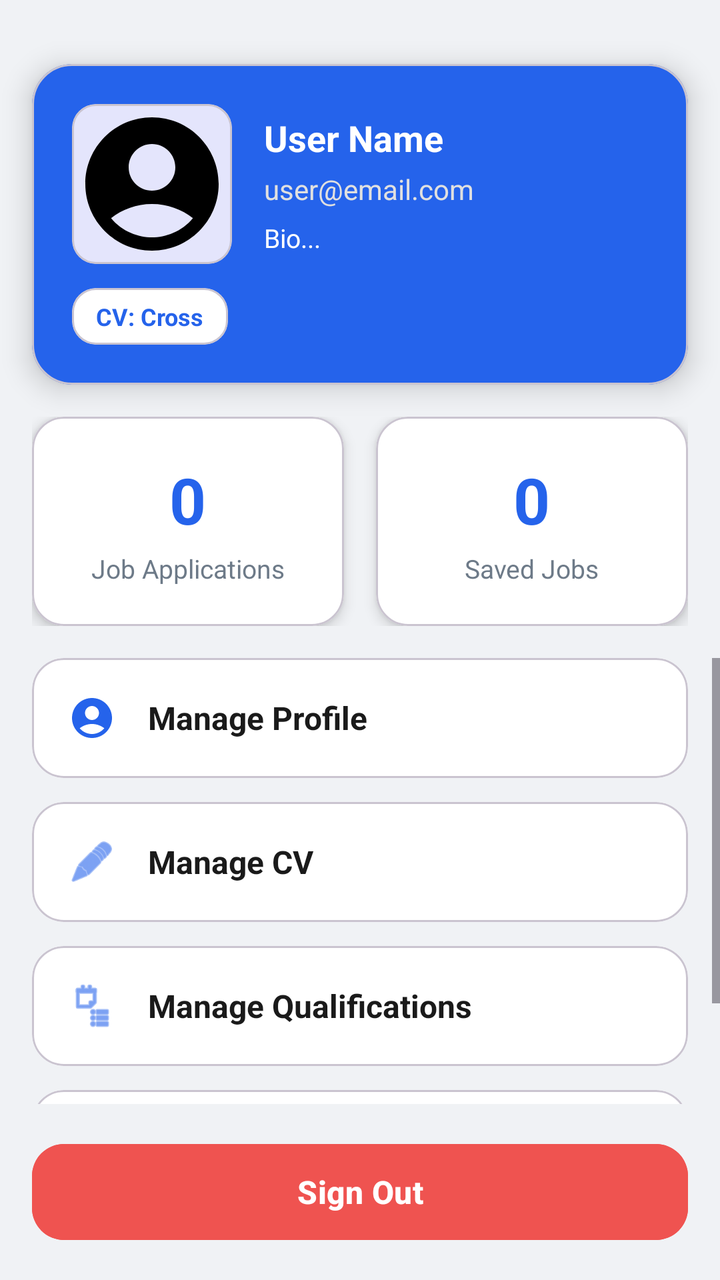
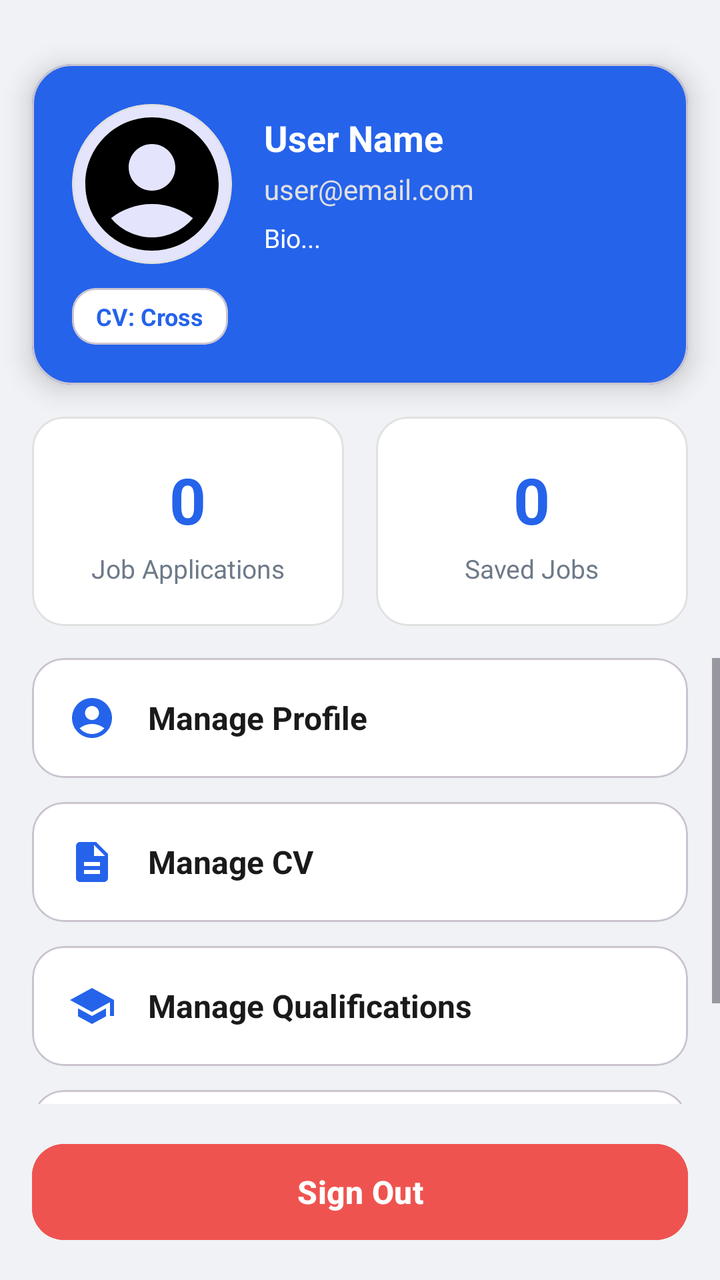

An Android layout rendered at two revisions. The XML below is the earlier revision; the diff shows what the commit changed to produce the second picture.
<!-- AndroidManifest.xml: application theme Theme.WorkWiseSA -->
<!-- res/layout/settings.xml -->
<?xml version="1.0" encoding="utf-8"?>
<androidx.constraintlayout.widget.ConstraintLayout
    xmlns:android="http://schemas.android.com/apk/res/android"
    xmlns:app="http://schemas.android.com/apk/res-auto"
    xmlns:tools="http://schemas.android.com/tools"
    android:layout_width="match_parent"
    android:layout_height="match_parent"
    android:background="#F0F2F5">

    <com.google.android.material.card.MaterialCardView
        android:id="@+id/profileCard"
        android:layout_width="0dp"
        android:layout_height="wrap_content"
        android:layout_marginStart="16dp"
        android:layout_marginEnd="16dp"
        android:layout_marginTop="32dp"
        android:backgroundTint="@color/colorPrimary"
        app:cardCornerRadius="20dp"
        app:cardElevation="8dp"
        app:layout_constraintTop_toTopOf="parent"
        app:layout_constraintStart_toStartOf="parent"
        app:layout_constraintEnd_toEndOf="parent">

        <androidx.constraintlayout.widget.ConstraintLayout
            android:layout_width="match_parent"
            android:layout_height="wrap_content"
            android:padding="20dp">

            <com.google.android.material.card.MaterialCardView
                android:id="@+id/profileImageCard"
                android:layout_width="80dp"
                android:layout_height="80dp"
                app:cardCornerRadius="12dp"
                app:cardElevation="0dp"
                app:layout_constraintTop_toTopOf="parent"
                app:layout_constraintStart_toStartOf="parent">

                <ImageView
                    android:id="@+id/profileImage"
                    android:layout_width="match_parent"
                    android:layout_height="match_parent"
                    android:scaleType="centerCrop"
                    android:src="@drawable/outlineaccountscircle24"
                    tools:ignore="ContentDescription" />
            </com.google.android.material.card.MaterialCardView>

            <LinearLayout
                android:id="@+id/profileInfo"
                android:layout_width="0dp"
                android:layout_height="wrap_content"
                android:orientation="vertical"
                android:layout_marginStart="16dp"
                app:layout_constraintTop_toTopOf="@id/profileImageCard"
                app:layout_constraintBottom_toBottomOf="@id/profileImageCard"
                app:layout_constraintStart_toEndOf="@id/profileImageCard"
                app:layout_constraintEnd_toEndOf="parent">

                <TextView
                    android:id="@+id/profileName"
                    android:layout_width="match_parent"
                    android:layout_height="wrap_content"
                    android:text="User Name"
                    android:textColor="#FFFFFF"
                    android:textSize="18sp"
                    android:textStyle="bold" />

                <TextView
                    android:id="@+id/profileEmail"
                    android:layout_width="match_parent"
                    android:layout_height="wrap_content"
                    android:layout_marginTop="4dp"
                    android:text="user@email.com"
                    android:textColor="#E0E0E0"
                    android:textSize="14sp" />

                <TextView
                    android:id="@+id/profileBio"
                    android:layout_width="match_parent"
                    android:layout_height="wrap_content"
                    android:layout_marginTop="6dp"
                    android:text="Bio..."
                    android:textColor="#FFFFFF"
                    android:textSize="13sp" />
            </LinearLayout>

            <com.google.android.material.card.MaterialCardView
                android:id="@+id/cvBadge"
                android:layout_width="wrap_content"
                android:layout_height="wrap_content"
                android:layout_marginTop="12dp"
                app:cardCornerRadius="12dp"
                app:cardElevation="0dp"
                android:backgroundTint="#FFFFFF"
                app:layout_constraintTop_toBottomOf="@id/profileImageCard"
                app:layout_constraintStart_toStartOf="parent">

                <TextView
                    android:id="@+id/cvBadgeText"
                    android:layout_width="wrap_content"
                    android:layout_height="wrap_content"
                    android:text="CV: Cross"
                    android:textColor="@color/colorPrimary"
                    android:textSize="12sp"
                    android:textStyle="bold"
                    android:paddingHorizontal="12dp"
                    android:paddingVertical="6dp" />
            </com.google.android.material.card.MaterialCardView>
        </androidx.constraintlayout.widget.ConstraintLayout>
    </com.google.android.material.card.MaterialCardView>

    <LinearLayout
        android:id="@+id/statsLayout"
        android:layout_width="0dp"
        android:layout_height="wrap_content"
        android:orientation="horizontal"
        android:layout_marginHorizontal="16dp"
        android:layout_marginTop="16dp"
        app:layout_constraintTop_toBottomOf="@id/profileCard"
        app:layout_constraintStart_toStartOf="parent"
        app:layout_constraintEnd_toEndOf="parent">

        <com.google.android.material.card.MaterialCardView
            android:layout_width="0dp"
            android:layout_height="wrap_content"
            android:layout_weight="1"
            android:layout_marginEnd="8dp"
            android:backgroundTint="#FFFFFF"
            app:cardCornerRadius="16dp"
            app:cardElevation="4dp">

            <LinearLayout
                android:layout_width="match_parent"
                android:layout_height="wrap_content"
                android:orientation="vertical"
                android:gravity="center"
                android:padding="20dp">

                <TextView
                    android:id="@+id/applicationsCount"
                    android:layout_width="wrap_content"
                    android:layout_height="wrap_content"
                    android:text="0"
                    android:textColor="@color/colorPrimary"
                    android:textSize="32sp"
                    android:textStyle="bold" />

                <TextView
                    android:layout_width="wrap_content"
                    android:layout_height="wrap_content"
                    android:layout_marginTop="4dp"
                    android:text="Job Applications"
                    android:textColor="#6D7A88"
                    android:textSize="13sp" />
            </LinearLayout>
        </com.google.android.material.card.MaterialCardView>

        <com.google.android.material.card.MaterialCardView
            android:layout_width="0dp"
            android:layout_height="wrap_content"
            android:layout_weight="1"
            android:layout_marginStart="8dp"
            android:backgroundTint="#FFFFFF"
            app:cardCornerRadius="16dp"
            app:cardElevation="4dp">

            <LinearLayout
                android:layout_width="match_parent"
                android:layout_height="wrap_content"
                android:orientation="vertical"
                android:gravity="center"
                android:padding="20dp">

                <TextView
                    android:id="@+id/savedJobsCount"
                    android:layout_width="wrap_content"
                    android:layout_height="wrap_content"
                    android:text="0"
                    android:textColor="@color/colorPrimary"
                    android:textSize="32sp"
                    android:textStyle="bold" />

                <TextView
                    android:layout_width="wrap_content"
                    android:layout_height="wrap_content"
                    android:layout_marginTop="4dp"
                    android:text="Saved Jobs"
                    android:textColor="#6D7A88"
                    android:textSize="13sp" />
            </LinearLayout>
        </com.google.android.material.card.MaterialCardView>
    </LinearLayout>

    <ScrollView
        android:id="@+id/menuScroll"
        android:layout_width="0dp"
        android:layout_height="0dp"
        android:layout_marginTop="16dp"
        app:layout_constraintTop_toBottomOf="@id/statsLayout"
        app:layout_constraintBottom_toTopOf="@id/signOutButton"
        app:layout_constraintStart_toStartOf="parent"
        app:layout_constraintEnd_toEndOf="parent"
        android:layout_marginBottom="16dp">

        <LinearLayout
            android:layout_width="match_parent"
            android:layout_height="wrap_content"
            android:orientation="vertical"
            android:paddingHorizontal="16dp">

            <com.google.android.material.card.MaterialCardView
                android:id="@+id/manageProfileCard"
                android:layout_width="match_parent"
                android:layout_height="wrap_content"
                android:layout_marginBottom="12dp"
                android:backgroundTint="#FFFFFF"
                app:cardCornerRadius="16dp"
                app:cardElevation="0dp"> <LinearLayout
                android:layout_width="match_parent"
                android:layout_height="wrap_content"
                android:orientation="horizontal"
                android:gravity="center_vertical"
                android:padding="18dp"
                android:background="?attr/selectableItemBackground">

                <ImageView
                    android:layout_width="24dp"
                    android:layout_height="24dp"
                    android:src="@drawable/outlineaccountscircle24"
                    app:tint="@color/colorPrimary"
                    tools:ignore="ContentDescription" />

                <TextView
                    android:layout_width="0dp"
                    android:layout_height="wrap_content"
                    android:layout_weight="1"
                    android:layout_marginStart="16dp"
                    android:text="Manage Profile"
                    android:textColor="#1A1A1A"
                    android:textSize="16sp"
                    android:textStyle="bold" />
            </LinearLayout>
            </com.google.android.material.card.MaterialCardView>

            <com.google.android.material.card.MaterialCardView
                android:id="@+id/manageCvCard"
                android:layout_width="match_parent"
                android:layout_height="wrap_content"
                android:layout_marginBottom="12dp"
                android:backgroundTint="#FFFFFF"
                app:cardCornerRadius="16dp"
                app:cardElevation="0dp"> <LinearLayout
                android:layout_width="match_parent"
                android:layout_height="wrap_content"
                android:orientation="horizontal"
                android:gravity="center_vertical"
                android:padding="18dp"
                android:background="?attr/selectableItemBackground">

                <ImageView
                    android:layout_width="24dp"
                    android:layout_height="24dp"
                    android:src="@android:drawable/ic_menu_edit"
                    app:tint="@color/colorPrimary"
                    tools:ignore="ContentDescription" />

                <TextView
                    android:layout_width="0dp"
                    android:layout_height="wrap_content"
                    android:layout_weight="1"
                    android:layout_marginStart="16dp"
                    android:text="Manage CV"
                    android:textColor="#1A1A1A"
                    android:textSize="16sp"
                    android:textStyle="bold" />
            </LinearLayout>
            </com.google.android.material.card.MaterialCardView>

            <com.google.android.material.card.MaterialCardView
                android:id="@+id/manageQualificationsCard"
                android:layout_width="match_parent"
                android:layout_height="wrap_content"
                android:layout_marginBottom="12dp"
                android:backgroundTint="#FFFFFF"
                app:cardCornerRadius="16dp"
                app:cardElevation="0dp"> <LinearLayout
                android:layout_width="match_parent"
                android:layout_height="wrap_content"
                android:orientation="horizontal"
                android:gravity="center_vertical"
                android:padding="18dp"
                android:background="?attr/selectableItemBackground">

                <ImageView
                    android:layout_width="24dp"
                    android:layout_height="24dp"
                    android:src="@android:drawable/ic_menu_agenda"
                    app:tint="@color/colorPrimary"
                    tools:ignore="ContentDescription" />

                <TextView
                    android:layout_width="0dp"
                    android:layout_height="wrap_content"
                    android:layout_weight="1"
                    android:layout_marginStart="16dp"
                    android:text="Manage Qualifications"
                    android:textColor="#1A1A1A"
                    android:textSize="16sp"
                    android:textStyle="bold" />
            </LinearLayout>
            </com.google.android.material.card.MaterialCardView>

            <com.google.android.material.card.MaterialCardView
                android:id="@+id/viewSavedJobsCard"
                android:layout_width="match_parent"
                android:layout_height="wrap_content"
                android:layout_marginBottom="12dp"
                android:backgroundTint="#FFFFFF"
                app:cardCornerRadius="16dp"
                app:cardElevation="0dp"> <LinearLayout
                android:layout_width="match_parent"
                android:layout_height="wrap_content"
                android:orientation="horizontal"
                android:gravity="center_vertical"
                android:padding="18dp"
                android:background="?attr/selectableItemBackground">

                <ImageView
                    android:layout_width="24dp"
                    android:layout_height="24dp"
                    android:src="@android:drawable/ic_menu_save"
                    app:tint="@color/colorPrimary"
                    tools:ignore="ContentDescription" />

                <TextView
                    android:layout_width="0dp"
                    android:layout_height="wrap_content"
                    android:layout_weight="1"
                    android:layout_marginStart="16dp"
                    android:text="View Saved Jobs"
                    android:textColor="#1A1A1A"
                    android:textSize="16sp"
                    android:textStyle="bold" />
            </LinearLayout>
            </com.google.android.material.card.MaterialCardView>

        </LinearLayout>
    </ScrollView>

    <com.google.android.material.button.MaterialButton
        android:id="@+id/signOutButton"
        style="@style/Widget.Material3.Button"
        android:layout_width="0dp"
        android:layout_height="56dp"
        android:text="Sign Out"
        android:textSize="16sp"
        android:textStyle="bold"
        android:backgroundTint="#EF5350"
        app:cornerRadius="16dp"
        android:layout_marginStart="16dp"
        android:layout_marginEnd="16dp"
        android:layout_marginBottom="16dp"
        app:layout_constraintBottom_toBottomOf="parent"
        app:layout_constraintStart_toStartOf="parent"
        app:layout_constraintEnd_toEndOf="parent" />

</androidx.constraintlayout.widget.ConstraintLayout>
<!-- resources referenced by this layout -->
<resources>
  <color name="colorPrimary">#2563EB</color>
  <!-- drawable outlineaccountscircle24 (drawable) -->
  <vector xmlns:android="http://schemas.android.com/apk/res/android"
      android:width="24dp"
      android:height="24dp"
      android:viewportWidth="24"
      android:viewportHeight="24">
      <path
          android:fillColor="#FF000000"
          android:pathData="M12,2C6.48,2 2,6.48 2,12s4.48,10 10,10s10,-4.48 10,-10S17.52,2 12,2zM12,6c1.93,0 3.5,1.57 3.5,3.5S13.93,13 12,13s-3.5,-1.57 -3.5,-3.5S10.07,6 12,6zM12,20c-2.03,0 -4.43,-0.82 -6.14,-2.88C7.55,15.8 9.68,15 12,15s4.45,0.8 6.14,2.12C16.43,19.18 14.03,20 12,20z"/>
  </vector>
  <style name="Theme.WorkWiseSA" parent="Theme.Material3.Light.NoActionBar">
          <item name="colorPrimary">@color/colorPrimary</item>
          <item name="colorOnPrimary">@color/colorOnPrimary</item>
          <item name="colorSecondary">@color/colorSecondary</item>
          <item name="android:statusBarColor">@color/colorPrimary</item>
          <item name="android:navigationBarColor">@color/colorPrimary</item>
  
          
          <item name="textInputStyle">@style/Widget.WorkWise.TextInputLayout</item>
      </style>
  <color name="colorOnPrimary">#FFFFFF</color>
  <color name="colorSecondary">#0EA5E9</color>
  <style name="Widget.WorkWise.TextInputLayout" parent="Widget.Material3.TextInputLayout.OutlinedBox">
          <item name="boxBackgroundColor">@color/colorSurface</item>
          <item name="boxCornerRadiusTopStart">14dp</item>
          <item name="boxCornerRadiusTopEnd">14dp</item>
          <item name="boxCornerRadiusBottomStart">14dp</item>
          <item name="boxCornerRadiusBottomEnd">14dp</item>
      </style>
  <color name="colorSurface">#FFFFFF</color>
</resources>

<!-- the commit's change to res/layout/settings.xml (unified diff, before → after) -->
@@ -30,8 +30,10 @@
                 android:id="@+id/profileImageCard"
                 android:layout_width="80dp"
                 android:layout_height="80dp"
-                app:cardCornerRadius="12dp"
+                app:cardCornerRadius="40dp"
                 app:cardElevation="0dp"
+                app:strokeColor="#E0E0E0"
+                app:strokeWidth="1dp"
                 app:layout_constraintTop_toTopOf="parent"
                 app:layout_constraintStart_toStartOf="parent">
 
@@ -126,7 +128,9 @@
             android:layout_marginEnd="8dp"
             android:backgroundTint="#FFFFFF"
             app:cardCornerRadius="16dp"
-            app:cardElevation="4dp">
+            app:cardElevation="0dp"
+            app:strokeColor="#E0E0E0"
+            app:strokeWidth="1dp">
 
             <LinearLayout
                 android:layout_width="match_parent"
@@ -161,7 +165,9 @@
             android:layout_marginStart="8dp"
             android:backgroundTint="#FFFFFF"
             app:cardCornerRadius="16dp"
-            app:cardElevation="4dp">
+            app:cardElevation="0dp"
+            app:strokeColor="#E0E0E0"
+            app:strokeWidth="1dp">
 
             <LinearLayout
                 android:layout_width="match_parent"
@@ -259,7 +265,7 @@
                 <ImageView
                     android:layout_width="24dp"
                     android:layout_height="24dp"
-                    android:src="@android:drawable/ic_menu_edit"
+                    android:src="@drawable/ic_menu_description"
                     app:tint="@color/colorPrimary"
                     tools:ignore="ContentDescription" />
 
@@ -293,7 +299,7 @@
                 <ImageView
                     android:layout_width="24dp"
                     android:layout_height="24dp"
-                    android:src="@android:drawable/ic_menu_agenda"
+                    android:src="@drawable/ic_menu_school"
                     app:tint="@color/colorPrimary"
                     tools:ignore="ContentDescription" />
 
@@ -327,7 +333,7 @@
                 <ImageView
                     android:layout_width="24dp"
                     android:layout_height="24dp"
-                    android:src="@android:drawable/ic_menu_save"
+                    android:src="@drawable/ic_menu_bookmark_border"
                     app:tint="@color/colorPrimary"
                     tools:ignore="ContentDescription" />
 
<!-- resource entries referenced after the edit -->
@@ -1,6 +1,39 @@
 <!-- resources referenced by this layout -->
 <resources>
   <color name="colorPrimary">#2563EB</color>
+  <!-- drawable ic_menu_bookmark_border (drawable) -->
+  <vector xmlns:android="http://schemas.android.com/apk/res/android"
+      android:width="24dp"
+      android:height="24dp"
+      android:viewportWidth="24"
+      android:viewportHeight="24"
+      android:tint="?attr/colorControlNormal">
+      <path
+          android:fillColor="@android:color/white"
+          android:pathData="M17,3H7c-1.1,0 -1.99,0.9 -1.99,2L5,21l7,-3 7,3V5c0,-1.1 -0.9,-2 -2,-2zM17,18l-5,-2.18L7,18V5h10v13z"/>
+  </vector>
+  <!-- drawable ic_menu_description (drawable) -->
+  <vector xmlns:android="http://schemas.android.com/apk/res/android"
+      android:width="24dp"
+      android:height="24dp"
+      android:viewportWidth="24"
+      android:viewportHeight="24"
+      android:tint="?attr/colorControlNormal">
+      <path
+          android:fillColor="@android:color/white"
+          android:pathData="M14,2H6c-1.1,0 -1.99,0.9 -1.99,2L4,20c0,1.1 0.89,2 1.99,2H18c1.1,0 2,-0.9 2,-2V8L14,2zM16,18H8v-2h8v2zM16,14H8v-2h8v2zM13,9V3.5L18.5,9H13z"/>
+  </vector>
+  <!-- drawable ic_menu_school (drawable) -->
+  <vector xmlns:android="http://schemas.android.com/apk/res/android"
+      android:width="24dp"
+      android:height="24dp"
+      android:viewportWidth="24"
+      android:viewportHeight="24"
+      android:tint="?attr/colorControlNormal">
+      <path
+          android:fillColor="@android:color/white"
+          android:pathData="M5,13.18v4L12,21l7,-3.82v-4L12,17l-7,-3.82zM12,3L1,9l11,6 9,-4.91V17h2V9L12,3z"/>
+  </vector>
   <!-- drawable outlineaccountscircle24 (drawable) -->
   <vector xmlns:android="http://schemas.android.com/apk/res/android"
       android:width="24dp"
